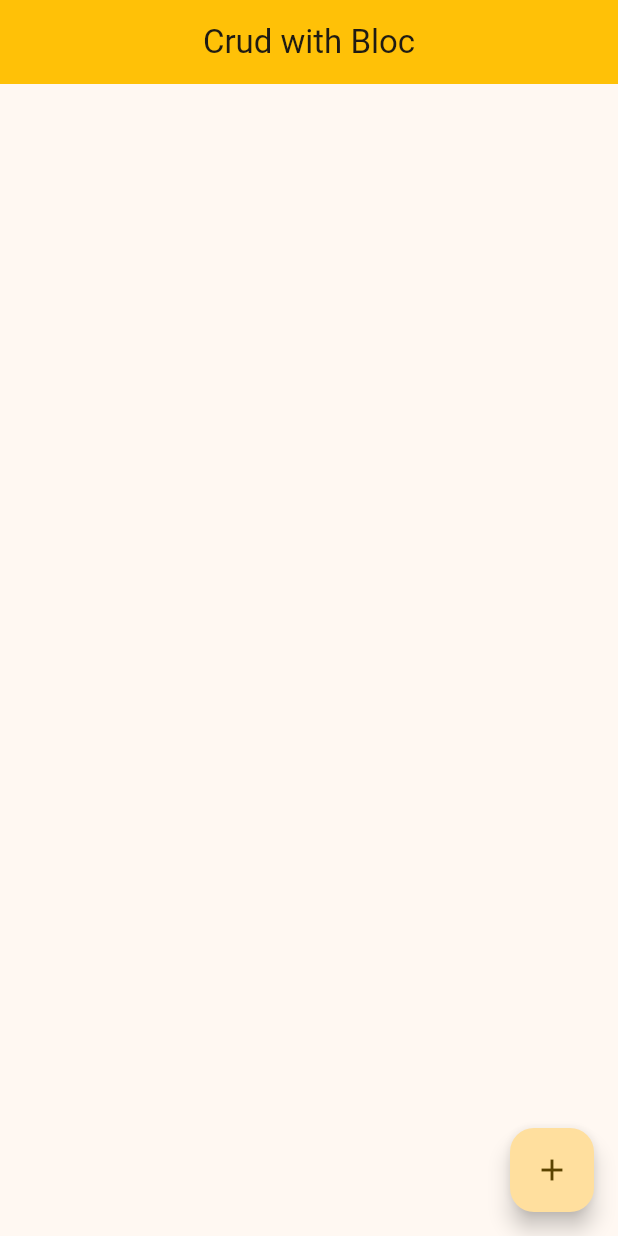
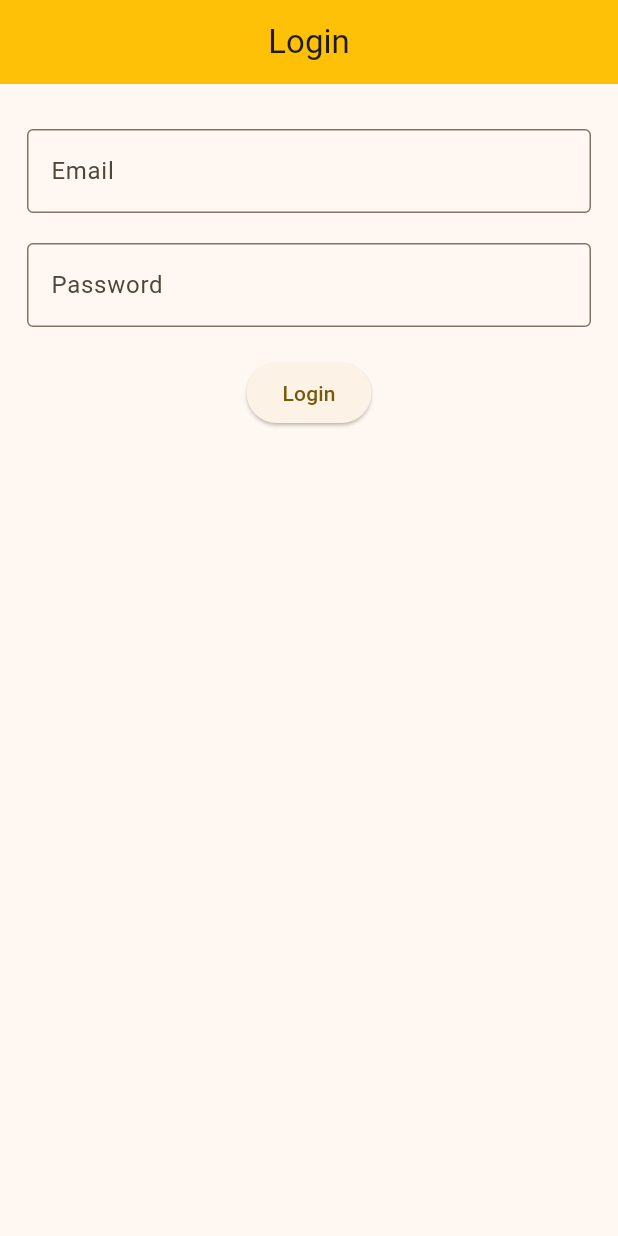
Before and after one commit to Yasir390/bloc_state_management, a Flutter app: the screen it shows after launch, on a phone screen of 412 x 824 dp. Run offline on Flutter 3.47's test engine with Material 3 defaults, Android fonts, the phone set to English and light mode, and no system bars; our stand-ins replace bloc, equatable, flutter_bloc, image_picker.

Commit message:
login api done using bloc

```diff
--- a/lib/emails_get_api/repository/emails_repository.dart
+++ b/lib/emails_get_api/repository/emails_repository.dart
@@ -1,7 +1,6 @@
 import 'dart:async';
 import 'dart:convert';
 import 'dart:io';
-
 import 'package:bloc_state_management/emails_get_api/model/emails_response_model.dart';
 import 'package:http/http.dart' as http;
 
--- /dev/null
+++ b/lib/login_post_api/bloc/bloc/login_bloc.dart
@@ -0,0 +1,76 @@
+import 'dart:async';
+import 'dart:convert';
+import 'dart:developer';
+
+import 'package:bloc/bloc.dart';
+import 'package:equatable/equatable.dart';
+import 'package:http/http.dart' as http;
+
+part 'login_event.dart';
+part 'login_state.dart';
+
+class LoginBloc extends Bloc<LoginEvent, LoginState> {
+  LoginBloc() : super(LoginState()) {
+    on<EmailChangedEvent>(_emailChanged);
+    on<PasswordChangedEvent>(_passwordChanged);
+    on<LoginApiEvent>(_loginApiEvent);
+  }
+
+  FutureOr<void> _emailChanged(
+    EmailChangedEvent event,
+    Emitter<LoginState> emit,
+  ) {
+    emit(state.copyWith(email: event.email));
+  }
+
+  FutureOr<void> _passwordChanged(
+    PasswordChangedEvent event,
+    Emitter<LoginState> emit,
+  ) {
+    emit(state.copyWith(password: event.password));
+  }
+
+  Future<void> _loginApiEvent(
+    LoginApiEvent event,
+    Emitter<LoginState> emit,
+  ) async {
+    Map data = {'email': state.email, 'password': state.password};
+      emit(
+          state.copyWith(
+            apiResponseStatus: ApiResponseStatus.loading,
+            message:"Submitting",
+          ),
+        );
+    try {
+      final response = await http.post(
+        Uri.parse("https://reqres.in/api/login"),
+        body: data,
+      );
+      var responseData = jsonDecode(response.body);
+      if (response.statusCode == 200) {
+         emit(
+          state.copyWith(
+            apiResponseStatus: ApiResponseStatus.error,
+            message:"Login Successful",
+          ),
+        );
+      } else {
+        log(responseData['error']);
+        emit(
+          state.copyWith(
+            apiResponseStatus: ApiResponseStatus.error,
+            message:responseData['error'],
+          ),
+        );
+      }
+    } catch (e) {
+      log(e.toString());
+      emit(
+        state.copyWith(
+          apiResponseStatus: ApiResponseStatus.error,
+          message: e.toString(),
+        ),
+      );
+    }
+  }
+}
--- /dev/null
+++ b/lib/login_post_api/bloc/bloc/login_event.dart
@@ -0,0 +1,31 @@
+part of 'login_bloc.dart';
+
+abstract class LoginEvent extends Equatable {
+  const LoginEvent();
+
+  @override
+  List<Object> get props => [];
+}
+
+class EmailChangedEvent extends LoginEvent {
+  final String email;
+  const EmailChangedEvent({required this.email});
+
+  @override
+  List<Object> get props => [email];
+}
+
+class PasswordChangedEvent extends LoginEvent {
+  final String password;
+  const PasswordChangedEvent({required this.password});
+
+  @override
+  List<Object> get props => [password];
+}
+
+class LoginApiEvent extends LoginEvent {
+  const LoginApiEvent();
+
+  @override
+  List<Object> get props => [];
+}
--- /dev/null
+++ b/lib/login_post_api/bloc/bloc/login_state.dart
@@ -0,0 +1,33 @@
+part of 'login_bloc.dart';
+
+class LoginState extends Equatable {
+  const LoginState({
+    this.email = '',
+    this.password = '',
+    this.message = '',
+    this.apiResponseStatus = ApiResponseStatus.initial,
+  });
+  final String email;
+  final String password;
+  final String message;
+  final ApiResponseStatus apiResponseStatus;
+
+  LoginState copyWith({
+    String? email,
+    String? password,
+    String? message,
+    ApiResponseStatus? apiResponseStatus,
+  }) {
+    return LoginState(
+      email: email ?? this.email,
+      password: password ?? this.password,
+      message: message ?? this.message,
+      apiResponseStatus: apiResponseStatus ?? this.apiResponseStatus,
+    );
+  }
+
+  @override
+  List<Object> get props => [email, password, message, apiResponseStatus];
+}
+
+enum ApiResponseStatus { initial, loading, success, error }
--- /dev/null
+++ b/lib/login_post_api/ui/login_screen.dart
@@ -0,0 +1,114 @@
+import 'dart:developer';
+
+import 'package:bloc_state_management/login_post_api/bloc/bloc/login_bloc.dart';
+import 'package:flutter/material.dart';
+import 'package:flutter_bloc/flutter_bloc.dart';
+
+class LoginScreen extends StatefulWidget {
+  const LoginScreen({super.key});
+
+  @override
+  State<LoginScreen> createState() => _LoginScreenState();
+}
+
+class _LoginScreenState extends State<LoginScreen> {
+  late LoginBloc loginBloc;
+
+  @override
+  void initState() {
+    super.initState();
+    loginBloc = LoginBloc();
+  }
+
+  @override
+  Widget build(BuildContext context) {
+    return Scaffold(
+      appBar: AppBar(title: Text("Login")),
+      body: BlocProvider(
+        create: (BuildContext context) => loginBloc,
+        child: SingleChildScrollView(
+          padding: EdgeInsets.symmetric(horizontal: 18),
+          child: Column(
+            children: [
+              SizedBox(height: 30),
+              BlocBuilder<LoginBloc, LoginState>(
+                buildWhen: (previous, current) =>
+                    previous.email != current.email,
+                builder: (context, state) {
+                  log("email section");
+                  return TextFormField(
+                    decoration: InputDecoration(
+                      hintText: "Email",
+                      border: OutlineInputBorder(),
+                    ),
+                    textInputAction: TextInputAction.next,
+                    onChanged: (value) {
+                      context.read<LoginBloc>().add(
+                        EmailChangedEvent(email: value.toString()),
+                      );
+                    },
+                  );
+                },
+              ),
+              SizedBox(height: 20),
+              BlocBuilder<LoginBloc, LoginState>(
+                buildWhen: (previous, current) =>
+                    previous.password != current.password,
+                builder: (context, state) {
+                  log("password section");
+                  return TextFormField(
+                    decoration: InputDecoration(
+                      hintText: "Password",
+                      border: OutlineInputBorder(),
+                    ),
+                    textInputAction: TextInputAction.next,
+                    onChanged: (value) {
+                      context.read<LoginBloc>().add(
+                        PasswordChangedEvent(password: value.toString()),
+                      );
+                    },
+                  );
+                },
+              ),
+
+              SizedBox(height: 20),
+              BlocListener<LoginBloc, LoginState>(
+                listener: (context, state) {
+                  if (state.apiResponseStatus == ApiResponseStatus.error) {
+                    ScaffoldMessenger.of(context)
+                      ..hideCurrentSnackBar()
+                      ..showSnackBar(SnackBar(content: Text(state.message)));
+                  }
+                  if (state.apiResponseStatus == ApiResponseStatus.loading) {
+                    ScaffoldMessenger.of(context)
+                      ..hideCurrentSnackBar()
+                      ..showSnackBar(SnackBar(content: Text(state.message)));
+                  }
+                  if (state.apiResponseStatus == ApiResponseStatus.success) {
+                    ScaffoldMessenger.of(context)
+                      ..hideCurrentSnackBar()
+                      ..showSnackBar(SnackBar(content: Text(state.message)));
+                  }
+                },
+                child: BlocBuilder<LoginBloc, LoginState>(
+                  buildWhen: (previous, current) => false,
+                  builder: (context, state) {
+                    log("password section");
+                    return ElevatedButton(
+                      onPressed: () {
+                        //eve.holt@reqres.in
+                        //cityslicka
+                        context.read<LoginBloc>().add(LoginApiEvent());
+                      },
+                      child: Text("Login"),
+                    );
+                  },
+                ),
+              ),
+            ],
+          ),
+        ),
+      ),
+    );
+  }
+}
--- a/lib/main.dart
+++ b/lib/main.dart
@@ -6,6 +6,7 @@ import 'package:bloc_state_management/emails_get_api/repository/emails_repositor
 import 'package:bloc_state_management/favorite_app/bloc/favorite_bloc/favorite_bloc.dart';
 import 'package:bloc_state_management/favorite_app/repository/favorite_repository.dart';
 import 'package:bloc_state_management/image_picker/bloc/bloc/image_picker_bloc.dart';
+import 'package:bloc_state_management/login_post_api/ui/login_screen.dart';
 import 'package:bloc_state_management/switch_example/bloc/switch_bloc.dart';
 import 'package:bloc_state_management/to_do/bloc/to_do_bloc/to_do_bloc.dart';
 import 'package:bloc_state_management/utils/image_picker_utils.dart';
@@ -50,7 +51,7 @@ class MyApp extends StatelessWidget {
         builder: (context, child) {
           return SafeArea(bottom: true, top: false, child: child!);
         }, //to avoid ui show under system navigation bar
-        home: CrudScreen(),
+        home: LoginScreen(),
       ),
     );
   }
```
